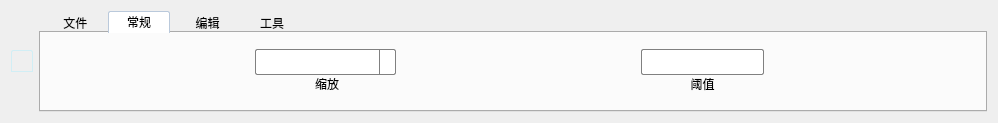
Above: Src_MenuBar/CMenuBar.ui from xiaomniu/SxResidualView before the change. Below: the same form after it.
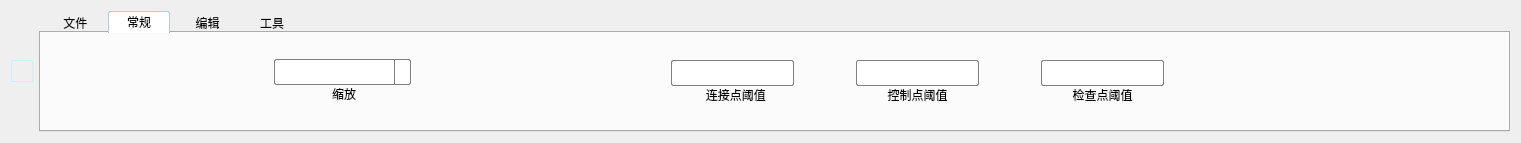
That is the form after the change. Icons and pictures are not drawn. Custom widgets are drawn as their Qt base class.

Patch:
```diff
--- a/Src_MenuBar/CMenuBar.ui
+++ b/Src_MenuBar/CMenuBar.ui
@@ -6,14 +6,14 @@
    <rect>
     <x>0</x>
     <y>0</y>
-    <width>998</width>
-    <height>123</height>
+    <width>1521</width>
+    <height>143</height>
    </rect>
   </property>
   <property name="windowTitle">
    <string>Form</string>
   </property>
-  <layout class="QHBoxLayout" name="horizontalLayout_9">
+  <layout class="QHBoxLayout" name="horizontalLayout">
    <item>
     <widget class="QPushButton" name="btn_Show_Hide">
      <property name="minimumSize">
@@ -294,27 +294,7 @@
       <attribute name="title">
        <string>常规</string>
       </attribute>
-      <layout class="QHBoxLayout" name="horizontalLayout_5">
-       <property name="spacing">
-        <number>2</number>
-       </property>
-       <property name="leftMargin">
-        <number>2</number>
-       </property>
-       <property name="topMargin">
-        <number>2</number>
-       </property>
-       <property name="rightMargin">
-        <number>2</number>
-       </property>
-       <property name="bottomMargin">
-        <number>2</number>
-       </property>
-       <item>
-        <layout class="QHBoxLayout" name="horizontalLayout">
-         <property name="spacing">
-          <number>3</number>
-         </property>
+      <layout class="QHBoxLayout" name="horizontalLayout_2">
          <item>
           <widget class="CPicTextLabel" name="PixTxt_Lab_Select" native="true">
            <property name="minimumSize">
@@ -607,7 +587,7 @@
           </widget>
          </item>
          <item>
-          <widget class="CPicTextLabel" name="PixTxt_Lab_Residual_DelPoints" native="true">
+        <widget class="CPicTextLabel" name="PixTxt_Lab_Residual_LianJie_Filter" native="true">
            <property name="minimumSize">
             <size>
              <width>50</width>
@@ -639,8 +619,8 @@
              </property>
              <property name="sizeHint" stdset="0">
               <size>
-               <width>20</width>
-               <height>40</height>
+             <width>17</width>
+             <height>13</height>
               </size>
              </property>
             </spacer>
@@ -710,7 +690,7 @@
               <number>0</number>
              </property>
              <property name="text">
-              <string>阈值</string>
+            <string>  连接点阈值</string>
              </property>
              <property name="alignment">
               <set>Qt::AlignCenter</set>
@@ -724,14 +704,329 @@
              </property>
              <property name="sizeHint" stdset="0">
               <size>
-               <width>20</width>
-               <height>40</height>
+             <width>17</width>
+             <height>13</height>
               </size>
              </property>
             </spacer>
            </item>
           </layout>
          </item>
+       <item>
+        <widget class="CPicTextLabel" name="PixTxt_Lab_Residual_Control_Filter" native="true">
+         <property name="minimumSize">
+          <size>
+           <width>50</width>
+           <height>70</height>
+          </size>
+         </property>
+         <property name="maximumSize">
+          <size>
+           <width>50</width>
+           <height>70</height>
+          </size>
+         </property>
+         <property name="font">
+          <font>
+           <family>苹方 中等</family>
+          </font>
+         </property>
+        </widget>
+       </item>
+       <item>
+        <layout class="QVBoxLayout" name="verticalLayout_8">
+         <property name="spacing">
+          <number>0</number>
+         </property>
+         <item>
+          <spacer name="verticalSpacer_7">
+           <property name="orientation">
+            <enum>Qt::Vertical</enum>
+           </property>
+           <property name="sizeHint" stdset="0">
+            <size>
+             <width>17</width>
+             <height>13</height>
+            </size>
+           </property>
+          </spacer>
+         </item>
+         <item>
+          <widget class="QLineEdit" name="lineEdit_Residual_Threshold_Control">
+           <property name="maximumSize">
+            <size>
+             <width>123</width>
+             <height>16777215</height>
+            </size>
+           </property>
+           <property name="styleSheet">
+            <string notr="true">QLineEdit {
+    /* 边框宽度,线条样式,颜色 */
+    border:1px solid gray;
+
+    /* 倒角 */
+    border-radius:2px;
+
+    /* 内边框 */
+    padding:1px 28px 1px 3px;
+
+    min-width:90px;
+    min-height:22px;
+}
+
+QLineEdit:editable {
+    background:green;
+}
+
+/* 渐变色:从左到右,黑白渐变 */
+/*QComboBox:!editable,QComboBox::drop-down:editable { */
+/*    background:qlineargradient(x1:0, y1:0, x2:1, y2:0, */
+/*                               stop:0 rgb(0,0,0), stop:1 rgb(255,255,255)); */
+/*} */
+
+/* 当下拉框打开时,背景颜色渐变 */
+/*QComboBox:!editable:on, QComboBox::drop-down:editable:on { */
+/*    background: qlineargradient(x1: 0, y1: 0, x2: 1, y2: 0, */
+/*                                stop: 0 #D3D3D3, stop: 0.4 #D8D8D8, */
+/*                                stop: 0.5 #DDDDDD, stop: 1.0 #BBBBBB); */
+/*} */
+
+/* 当下拉框打开时, 移动显示框文本位置*/
+QLineEdit:on {
+    padding-top: 3px;
+    padding-left: 4px;
+}
+
+QLineEdit::hover{
+	color:black;
+	background-color: rgb(235, 235, 235);
+}</string>
+           </property>
+          </widget>
+         </item>
+         <item>
+          <widget class="QLabel" name="label_Residual_Threshold_2">
+           <property name="styleSheet">
+            <string notr="true"/>
+           </property>
+           <property name="frameShape">
+            <enum>QFrame::NoFrame</enum>
+           </property>
+           <property name="lineWidth">
+            <number>0</number>
+           </property>
+           <property name="text">
+            <string>控制点阈值</string>
+           </property>
+           <property name="alignment">
+            <set>Qt::AlignCenter</set>
+           </property>
+          </widget>
+         </item>
+         <item>
+          <spacer name="verticalSpacer_8">
+           <property name="orientation">
+            <enum>Qt::Vertical</enum>
+           </property>
+           <property name="sizeHint" stdset="0">
+            <size>
+             <width>17</width>
+             <height>13</height>
+            </size>
+           </property>
+          </spacer>
+         </item>
+        </layout>
+       </item>
+       <item>
+        <widget class="CPicTextLabel" name="PixTxt_Lab_Residual_Check_Filter" native="true">
+         <property name="minimumSize">
+          <size>
+           <width>50</width>
+           <height>70</height>
+          </size>
+         </property>
+         <property name="maximumSize">
+          <size>
+           <width>50</width>
+           <height>70</height>
+          </size>
+         </property>
+         <property name="font">
+          <font>
+           <family>苹方 中等</family>
+          </font>
+         </property>
+        </widget>
+       </item>
+       <item>
+        <layout class="QVBoxLayout" name="verticalLayout_9">
+         <property name="spacing">
+          <number>0</number>
+         </property>
+         <item>
+          <spacer name="verticalSpacer_9">
+           <property name="orientation">
+            <enum>Qt::Vertical</enum>
+           </property>
+           <property name="sizeHint" stdset="0">
+            <size>
+             <width>17</width>
+             <height>13</height>
+            </size>
+           </property>
+          </spacer>
+         </item>
+         <item>
+          <widget class="QLineEdit" name="lineEdit_Residual_Threshold_Check">
+           <property name="maximumSize">
+            <size>
+             <width>123</width>
+             <height>16777215</height>
+            </size>
+           </property>
+           <property name="styleSheet">
+            <string notr="true">QLineEdit {
+    /* 边框宽度,线条样式,颜色 */
+    border:1px solid gray;
+
+    /* 倒角 */
+    border-radius:2px;
+
+    /* 内边框 */
+    padding:1px 28px 1px 3px;
+
+    min-width:90px;
+    min-height:22px;
+}
+
+QLineEdit:editable {
+    background:green;
+}
+
+/* 渐变色:从左到右,黑白渐变 */
+/*QComboBox:!editable,QComboBox::drop-down:editable { */
+/*    background:qlineargradient(x1:0, y1:0, x2:1, y2:0, */
+/*                               stop:0 rgb(0,0,0), stop:1 rgb(255,255,255)); */
+/*} */
+
+/* 当下拉框打开时,背景颜色渐变 */
+/*QComboBox:!editable:on, QComboBox::drop-down:editable:on { */
+/*    background: qlineargradient(x1: 0, y1: 0, x2: 1, y2: 0, */
+/*                                stop: 0 #D3D3D3, stop: 0.4 #D8D8D8, */
+/*                                stop: 0.5 #DDDDDD, stop: 1.0 #BBBBBB); */
+/*} */
+
+/* 当下拉框打开时, 移动显示框文本位置*/
+QLineEdit:on {
+    padding-top: 3px;
+    padding-left: 4px;
+}
+
+QLineEdit::hover{
+	color:black;
+	background-color: rgb(235, 235, 235);
+}</string>
+           </property>
+          </widget>
+         </item>
+         <item>
+          <widget class="QLabel" name="label_Residual_Threshold_3">
+           <property name="styleSheet">
+            <string notr="true"/>
+           </property>
+           <property name="frameShape">
+            <enum>QFrame::NoFrame</enum>
+           </property>
+           <property name="lineWidth">
+            <number>0</number>
+           </property>
+           <property name="text">
+            <string>检查点阈值</string>
+           </property>
+           <property name="alignment">
+            <set>Qt::AlignCenter</set>
+           </property>
+          </widget>
+         </item>
+         <item>
+          <spacer name="verticalSpacer_10">
+           <property name="orientation">
+            <enum>Qt::Vertical</enum>
+           </property>
+           <property name="sizeHint" stdset="0">
+            <size>
+             <width>17</width>
+             <height>13</height>
+            </size>
+           </property>
+          </spacer>
+         </item>
+        </layout>
+       </item>
+       <item>
+        <widget class="CPicTextLabel" name="PixTxt_Lab_TransTo_CheckPoint" native="true">
+         <property name="minimumSize">
+          <size>
+           <width>50</width>
+           <height>70</height>
+          </size>
+         </property>
+         <property name="maximumSize">
+          <size>
+           <width>50</width>
+           <height>70</height>
+          </size>
+         </property>
+         <property name="font">
+          <font>
+           <family>苹方 中等</family>
+          </font>
+         </property>
+        </widget>
+       </item>
+       <item>
+        <widget class="CPicTextLabel" name="PixTxt_Lab_TransTo_ControlPoint" native="true">
+         <property name="minimumSize">
+          <size>
+           <width>50</width>
+           <height>70</height>
+          </size>
+         </property>
+         <property name="maximumSize">
+          <size>
+           <width>50</width>
+           <height>70</height>
+          </size>
+         </property>
+         <property name="font">
+          <font>
+           <family>苹方 中等</family>
+          </font>
+         </property>
+        </widget>
+       </item>
+       <item>
+        <widget class="CPicTextLabel" name="PixTxt_Lab_Show_PAN_Tif" native="true">
+         <property name="minimumSize">
+          <size>
+           <width>50</width>
+           <height>70</height>
+          </size>
+         </property>
+         <property name="maximumSize">
+          <size>
+           <width>50</width>
+           <height>70</height>
+          </size>
+         </property>
+         <property name="font">
+          <font>
+           <family>苹方 中等</family>
+          </font>
+         </property>
+        </widget>
+       </item>
          <item>
           <spacer name="horizontalSpacer">
            <property name="orientation">
@@ -739,13 +1034,11 @@
            </property>
            <property name="sizeHint" stdset="0">
             <size>
-             <width>40</width>
+           <width>170</width>
              <height>20</height>
             </size>
            </property>
           </spacer>
-         </item>
-        </layout>
        </item>
       </layout>
      </widget>
```
Left out of the diff: 2 changed lines with no effect on the pictures. Lines whose indentation alone changed are shown as unchanged.
